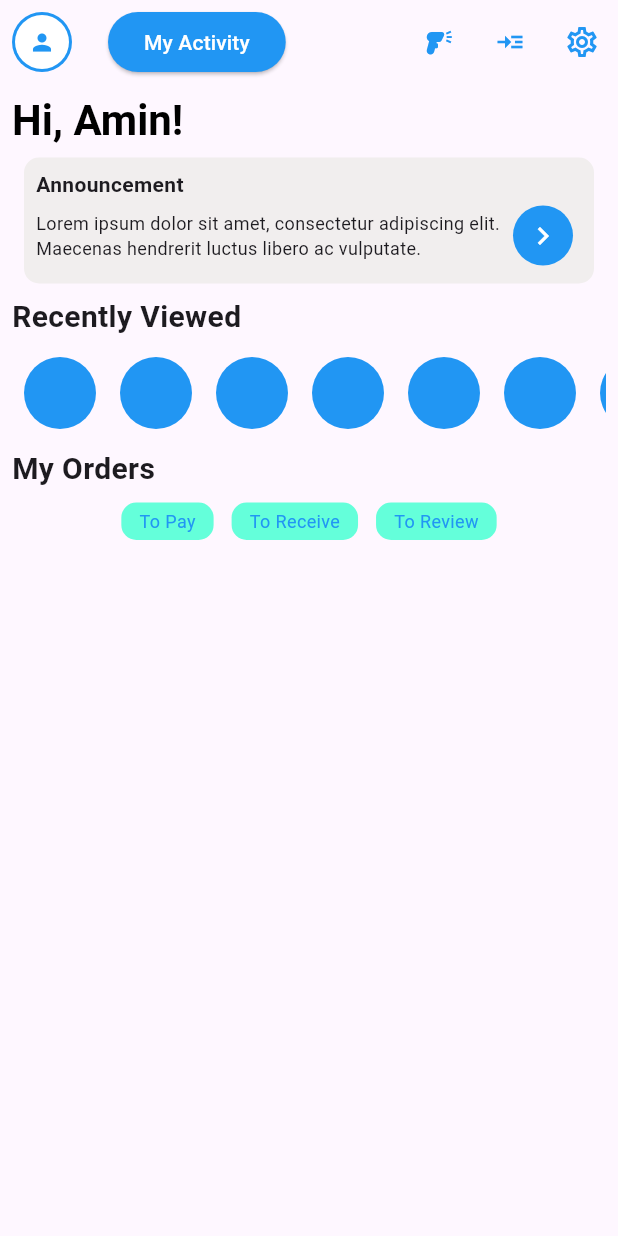
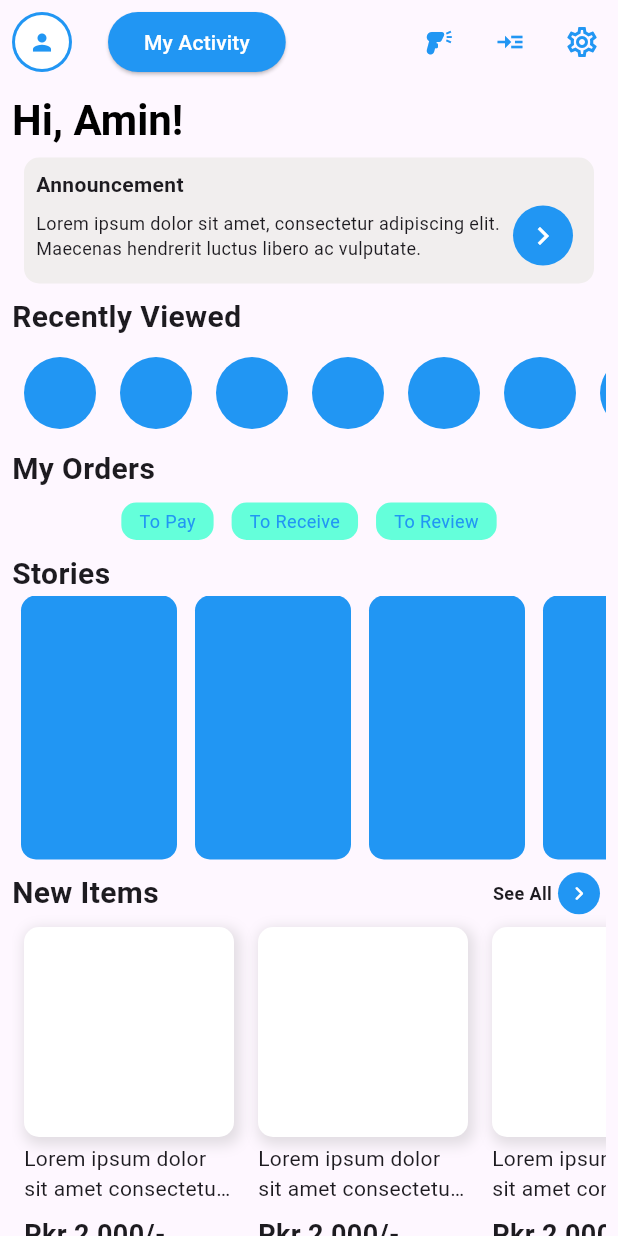
Before and after one commit to aminnaeem/Online_Store, a Flutter app: the screen it shows after launch, on a phone screen of 412 x 824 dp. Run offline on Flutter 3.47's test engine with Material 3 defaults, Android fonts, the phone set to English and light mode, and no system bars.

Commit message:
Updating Profile Page

```diff
--- a/lib/main.dart
+++ b/lib/main.dart
@@ -14,9 +14,6 @@ class MyApp extends StatelessWidget {
     return MaterialApp(
       debugShowCheckedModeBanner: false,
       title: 'Flutter Demo',
-      theme: ThemeData(
-        useMaterial3: true,
-      ),
       home: ProfileScreen()
     );
   }
--- a/lib/profile/profile_screen.dart
+++ b/lib/profile/profile_screen.dart
@@ -2,6 +2,8 @@ import 'package:flutter/material.dart';
 import 'package:onepointshop/widgets/announcements.dart';
 import 'package:onepointshop/widgets/appbar_widgets.dart';
 import 'package:onepointshop/widgets/listview_builder.dart';
+import 'package:onepointshop/widgets/most_popular_list.dart';
+import 'package:onepointshop/widgets/new_items_list.dart';
 
 class ProfileScreen extends StatelessWidget {
   const ProfileScreen({super.key});
@@ -17,6 +19,7 @@ class ProfileScreen extends StatelessWidget {
         ],
       ),
       body: SafeArea(
+        child: SingleChildScrollView(
           child: Padding(
             padding: const EdgeInsets.all(8.0),
             child: Column(
@@ -34,7 +37,7 @@ class ProfileScreen extends StatelessWidget {
                 ),
                 Announcements(),
                 ListViewBuilder(),
-              Column(
+                const Column(
                   crossAxisAlignment: CrossAxisAlignment.start,
                   children: [
                     Text(
@@ -51,16 +54,21 @@ class ProfileScreen extends StatelessWidget {
                         OrdersView(status: 'To Receive',),
                         OrdersView(status: 'To Review',),
                       ],
-                  )
+                    ),
                   ],
-              )
+                ),
+                StoriesBuilder(),
+                NewItemsList(),
+                MostPolularList()
               ],
+            ),
           ),
         ),
       ),
     );
   }
 }
+
 
 class OrdersView extends StatelessWidget {
   final String status;
--- a/lib/widgets/listview_builder.dart
+++ b/lib/widgets/listview_builder.dart
@@ -38,3 +38,45 @@ class ListViewBuilder extends StatelessWidget { // for Recently Viewed list
     );
   }
 }
+
+class StoriesBuilder extends StatelessWidget {
+  const StoriesBuilder({
+    super.key,
+  });
+
+  @override
+  Widget build(BuildContext context) {
+    return Column(
+      crossAxisAlignment: CrossAxisAlignment.start,
+      children: [
+        Text(
+          "Stories",
+          style: TextStyle(
+            fontSize: 20,
+            fontWeight: FontWeight.w600
+          ),
+        ),
+        Container(
+          height: 176,
+          child: ListView.builder(
+            scrollDirection: Axis.horizontal,
+            itemCount: 4,
+            itemBuilder: (context, index) {
+              return Padding(
+                padding: const EdgeInsets.symmetric(horizontal: 6),
+                child: Container(
+                  height: 175,
+                  width: 104,
+                  decoration: BoxDecoration(
+                    color: Colors.blue,
+                    borderRadius: BorderRadius.circular(10)
+                  ),
+                ),
+              );
+            }
+          ),
+        )
+      ],
+    );
+  }
+}
--- /dev/null
+++ b/lib/widgets/new_items_list.dart
@@ -0,0 +1,109 @@
+import 'package:flutter/material.dart';
+
+class NewItemsList extends StatelessWidget {
+  const NewItemsList({
+    super.key,
+  });
+
+  @override
+  Widget build(BuildContext context) {
+    return Column(
+      children: [
+        Padding(
+          padding: const EdgeInsets.only(top: 8),
+          child: Row(
+            children: [
+              const Expanded(
+                child: Text(
+                  "New Items",
+                  style: TextStyle(
+                    fontSize: 20,
+                    fontWeight: FontWeight.w600
+                  ),
+                ),
+              ),
+              GestureDetector(
+                child: const Row(
+                  children: [
+                    Text(
+                      "See All",
+                      style: TextStyle(
+                        fontSize: 12,
+                        fontWeight: FontWeight.w600
+                      ),
+                    ),
+                    Padding(
+                      padding: EdgeInsets.symmetric(horizontal: 4),
+                      child: CircleAvatar(
+                        backgroundColor: Colors.blue,
+                        radius: 14,
+                        child: Icon(
+                          Icons.navigate_next_rounded,
+                          color: Colors.white,
+                          size: 18,
+                        ),
+                      ),
+                    ),
+                  ],
+                ),
+              )
+            ],
+          ),
+        ),
+        Container(
+          height: 240,
+          child: ListView.builder(
+            scrollDirection: Axis.horizontal,
+            itemCount: 3,
+            itemBuilder: (context, index) {
+              return Padding(
+                padding: const EdgeInsets.all(8.0),
+                child: Column(
+                  mainAxisSize: MainAxisSize.min,
+                  children: [
+                    Container(
+                      height: 140,
+                      width: 140,
+                      decoration: BoxDecoration(
+                        color: Colors.white,
+                        borderRadius: BorderRadius.circular(10),
+                        boxShadow: [
+                          BoxShadow(
+                            color: Colors.grey.withOpacity(0.3),
+                            spreadRadius: 2,
+                            blurRadius: 7,
+                            offset: Offset(2, 3)
+                          )
+                        ]
+                      ),
+                    ),
+                    Container(
+                      width: 140,
+                      margin: EdgeInsets.only(top: 4, bottom: 4),
+                      child: Text(
+                        "Lorem ipsum dolor sit amet consectetur.hbasdh",
+                        maxLines: 2,
+                        overflow: TextOverflow.ellipsis,
+                      ),
+                    ),
+                    Container(
+                      width: 140,
+                      margin: EdgeInsets.only(top: 4, bottom: 4),
+                      child: Text(
+                        "Pkr 2,000/-",
+                        style: TextStyle(
+                          fontSize: 18,
+                          fontWeight: FontWeight.w600
+                        ),
+                      ),
+                    ),
+                  ],
+                ),
+              );
+            },
+          ),
+        )
+      ],
+    );
+  }
+}
```
Also changed, not shown: lib/widgets/most_popular_list.dart (added, +129 -0 lines). Lines whose indentation alone changed are shown as unchanged.
